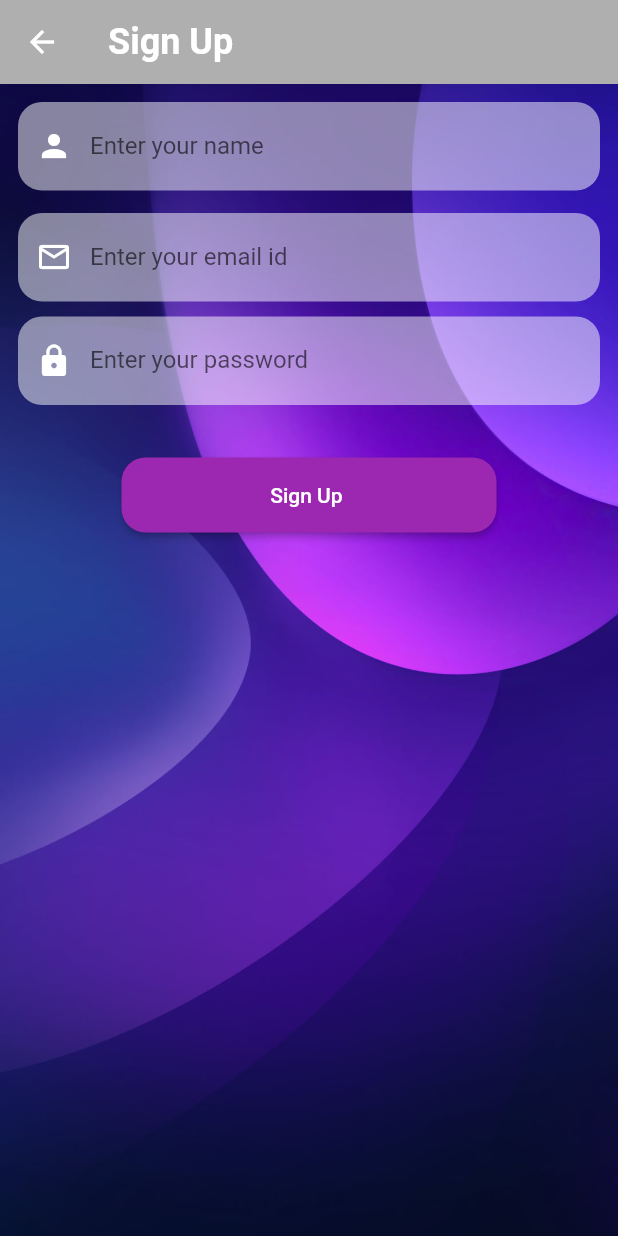
After one commit to YeasinArfatShahin/todo, a Flutter app: the screen it shows after launch, after a tap on "Sign Up", on a phone screen of 412 x 824 dp. The commit adds this screen. Run offline on Flutter 3.47's test engine with Material 2 defaults, Android fonts, the phone set to English and light mode, and no system bars; our stand-ins replace animated_splash_screen.

Commit message:
create signin and signup page

```diff
--- a/lib/homepage.dart
+++ b/lib/Screens/homepage.dart
@@ -1,4 +1,5 @@
 import 'package:flutter/material.dart';
+import 'package:todohtt/Verify/login.dart';
 
 class HomePage extends StatefulWidget {
   const HomePage({Key? key}) : super(key: key);
@@ -41,12 +42,17 @@ class _HomePageState extends State<HomePage> {
             const SizedBox(
               height: 130,
             ),
-            Text(
-              "Sign In",
-              style: TextStyle(
-                  fontSize: 25,
-                  color: Colors.white,
-                  fontWeight: FontWeight.bold),
+            TextButton(onPressed: () {
+              Navigator.push(context,
+                  MaterialPageRoute(builder: (context) => LogInScreen()));
+            },
+              child: Text(
+                "Sign In",
+                style: TextStyle(
+                    fontSize: 25,
+                    color: Colors.white,
+                    fontWeight: FontWeight.bold),
+              ),
             ),
           ],
         ),
--- a/lib/splash_screen.dart
+++ b/lib/Screens/splash_screen.dart
@@ -1,6 +1,6 @@
 import 'package:animated_splash_screen/animated_splash_screen.dart';
 import 'package:flutter/material.dart';
-import 'package:todohtt/homepage.dart';
+import 'package:todohtt/Screens/homepage.dart';
 
 class SplashScreen extends StatefulWidget {
   const SplashScreen({Key? key}) : super(key: key);
--- a/lib/Verify/login.dart
+++ b/lib/Verify/login.dart
@@ -1,4 +1,5 @@
 import 'package:flutter/material.dart';
+import 'package:todohtt/Verify/signup.dart';
 
 class LogInScreen extends StatefulWidget {
   const LogInScreen({Key? key}) : super(key: key);
@@ -10,6 +11,113 @@ class LogInScreen extends StatefulWidget {
 class _LogInScreenState extends State<LogInScreen> {
   @override
   Widget build(BuildContext context) {
-    return Scaffold();
+    return Scaffold(
+      body: Container(
+        width: MediaQuery.of(context).size.width,
+        height: MediaQuery.of(context).size.height,
+        decoration: BoxDecoration(
+          image: DecorationImage(
+            fit: BoxFit.cover,
+            image: AssetImage('assets/images/bluepurplebg.jpg'),
+          ),
+        ),
+        child: Padding(
+          padding: const EdgeInsets.all(15.0),
+          child: Column(
+            mainAxisAlignment: MainAxisAlignment.center,
+            children: [
+              Column(
+                crossAxisAlignment: CrossAxisAlignment.end,
+                children: [
+                  Container(
+                    decoration: BoxDecoration(
+                      color: Colors.white.withOpacity(0.5),
+                      borderRadius: BorderRadius.circular(16),
+                    ),
+                    child: TextField(
+                      keyboardType: TextInputType.emailAddress,
+                      decoration: InputDecoration(
+                        border: InputBorder.none,
+                        labelText: 'Email',
+                        hintText: 'enter your email address',
+                        prefixIcon: Icon(
+                          Icons.email_outlined,
+                          color: Colors.white,
+                        ),
+                      ),
+                    ),
+                  ),
+                  SizedBox(height: 15),
+                  Container(
+                    decoration: BoxDecoration(
+                      color: Colors.white.withOpacity(0.5),
+                      borderRadius: BorderRadius.circular(16),
+                    ),
+                    child: TextField(
+                      keyboardType: TextInputType.visiblePassword,
+                      decoration: InputDecoration(
+                        border: InputBorder.none,
+                        labelText: 'Password',
+                        hintText: 'enter secure password',
+                        prefixIcon: Icon(
+                          Icons.lock,
+                          color: Colors.white,
+                        ),
+                      ),
+                      obscureText: true,
+                    ),
+                  ),
+                  SizedBox(height: 10),
+                  TextButton(
+                    onPressed: () {},
+                    child: Text(
+                      'Forget Password?',
+                      style: TextStyle(fontSize: 15, color: Colors.white),
+                    ),
+                  ),
+                ],
+              ),
+              SizedBox(height: 30),
+              Column(
+                children: [
+                  ElevatedButton(
+                    onPressed: () {},
+                    child: const Text(
+                      'LOG IN ',
+                    ),
+                    style: ElevatedButton.styleFrom(
+                      backgroundColor: Colors.purple,
+                      minimumSize: Size(250, 50),
+                      shape: RoundedRectangleBorder(
+                        //to set border radius to button
+                        borderRadius: BorderRadius.circular(16),
+                      ),
+                    ),
+                  ),
+                ],
+              ),
+              SizedBox(height: 50),
+              Text(
+                "Don't have any account?",
+                style: TextStyle(fontSize: 15, color: Colors.grey),
+              ),
+              TextButton(
+                onPressed: () {
+                  Navigator.push(context,
+                      MaterialPageRoute(builder: (context) => SignUpScreen()));
+                },
+                child: Text(
+                  "Sign Up",
+                  style: TextStyle(
+                      fontSize: 18,
+                      color: Colors.white,
+                      fontWeight: FontWeight.bold),
+                ),
+              ),
+            ],
+          ),
+        ),
+      ),
+    );
   }
 }
--- /dev/null
+++ b/lib/Verify/signup.dart
@@ -0,0 +1,129 @@
+import 'package:flutter/material.dart';
+import 'package:todohtt/Screens/homepage.dart';
+
+class SignUpScreen extends StatefulWidget {
+  const SignUpScreen({super.key});
+
+  @override
+  State<SignUpScreen> createState() => _SignUpScreenState();
+}
+
+class _SignUpScreenState extends State<SignUpScreen> {
+  @override
+  Widget build(BuildContext context) {
+    return Scaffold(
+      extendBodyBehindAppBar: true,
+      appBar: AppBar(
+        backgroundColor: Colors.transparent.withOpacity(0.3),
+        elevation: 0,
+        title: Text(
+          'Sign Up',
+          style: TextStyle(fontSize: 24, fontWeight: FontWeight.bold),
+        ),
+      ),
+      body: SafeArea(
+        child: Container(
+          decoration: BoxDecoration(
+            image: DecorationImage(
+              fit: BoxFit.cover,
+              image: AssetImage('assets/images/bluepurplebg.jpg'),
+            ),
+          ),
+          child: Padding(
+            padding: const EdgeInsets.all(12.0),
+            child: Column(
+              mainAxisAlignment: MainAxisAlignment.start,
+              children: [
+                Column(
+                  crossAxisAlignment: CrossAxisAlignment.end,
+                  children: [
+                    Container(
+                      decoration: BoxDecoration(
+                        color: Colors.white.withOpacity(0.5),
+                        borderRadius: BorderRadius.circular(16),
+                      ),
+                      child: TextField(
+                        keyboardType: TextInputType.name,
+                        decoration: InputDecoration(
+                          border: InputBorder.none,
+                          labelText: 'Enter your name',
+                          prefixIcon: Icon(
+                            Icons.person,
+                            color: Colors.white,
+                          ),
+                        ),
+                      ),
+                    ),
+                    SizedBox(height: 15),
+                    Container(
+                      decoration: BoxDecoration(
+                        color: Colors.white.withOpacity(0.5),
+                        borderRadius: BorderRadius.circular(16),
+                      ),
+                      child: TextField(
+                        keyboardType: TextInputType.emailAddress,
+                        decoration: InputDecoration(
+                          border: InputBorder.none,
+                          labelText: 'Enter your email id',
+                          prefixIcon: Icon(
+                            Icons.email_outlined,
+                            color: Colors.white,
+                          ),
+                        ),
+                        obscureText: true,
+                      ),
+                    ),
+                    SizedBox(height: 10),
+                    Container(
+                      decoration: BoxDecoration(
+                        color: Colors.white.withOpacity(0.5),
+                        borderRadius: BorderRadius.circular(16),
+                      ),
+                      child: TextField(
+                        keyboardType: TextInputType.visiblePassword,
+                        decoration: InputDecoration(
+                          border: InputBorder.none,
+                          labelText: 'Enter your password',
+                          prefixIcon: Icon(
+                            Icons.lock,
+                            color: Colors.white,
+                          ),
+                        ),
+                        obscureText: true,
+                      ),
+                    ),
+                    SizedBox(height: 10),
+                  ],
+                ),
+                SizedBox(height: 25),
+                Column(
+                  children: [
+                    ElevatedButton(
+                      onPressed: () {
+                        Navigator.push(
+                            context,
+                            MaterialPageRoute(
+                                builder: (context) => HomePage()));
+                      },
+                      child: const Text(
+                        'Sign Up ',
+                      ),
+                      style: ElevatedButton.styleFrom(
+                        backgroundColor: Colors.purple,
+                        minimumSize: Size(250, 50),
+                        shape: RoundedRectangleBorder(
+                          //to set border radius to button
+                          borderRadius: BorderRadius.circular(16),
+                        ),
+                      ),
+                    ),
+                  ],
+                ),
+              ],
+            ),
+          ),
+        ),
+      ),
+    );
+  }
+}
--- a/lib/main.dart
+++ b/lib/main.dart
@@ -1,6 +1,5 @@
 import 'package:flutter/material.dart';
-
-import 'splash_screen.dart';
+import 'package:todohtt/Verify/login.dart';
 
 void main() {
   runApp(const MyApp());
@@ -14,8 +13,8 @@ class MyApp extends StatelessWidget {
     return MaterialApp(
       debugShowCheckedModeBanner: false,
       theme: ThemeData(primarySwatch: Colors.blue),
-      title: 'To Do app test',
-      home: const SplashScreen(),
+      title: 'To Do app ',
+      home: const LogInScreen(),
     );
   }
 }
```
